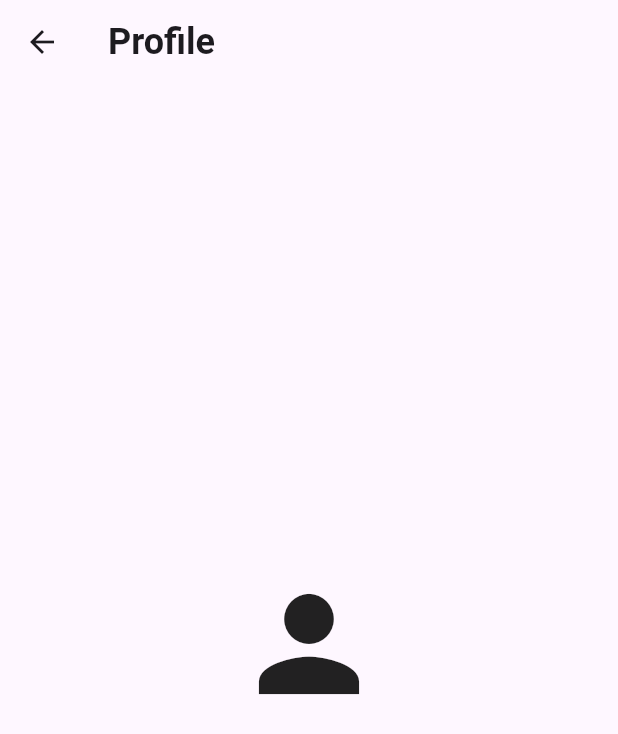
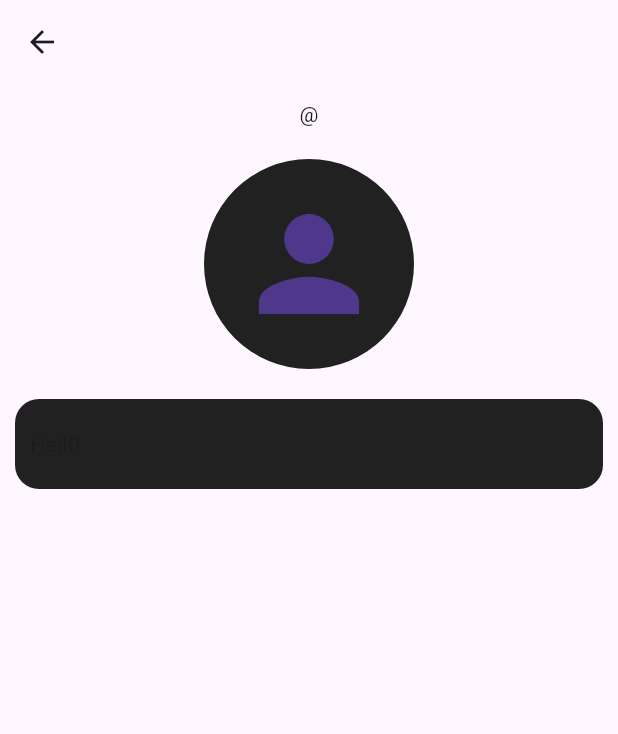
Before and after one commit to azizbek123411/project_x, a Flutter app: the ProfilePage screen opened directly, on a phone screen of 412 x 824 dp. Shown: the top 734 px of the screen. Run offline on Flutter 3.47's test engine with Material 3 defaults, Android fonts, the phone set to English and light mode, and no system bars; our stand-ins replace cloud_firestore, firebase_auth, firebase_core; accounts and stored records are empty.

```diff
--- a/lib/main.dart
+++ b/lib/main.dart
@@ -2,12 +2,17 @@ import 'package:firebase_core/firebase_core.dart';
 import 'package:flutter/material.dart';
 import 'package:project_x/firebase_options.dart';
 import 'package:project_x/service/auth/auth_gate.dart';
+import 'package:project_x/service/database/database_provider.dart';
+import 'package:provider/provider.dart';
 
-
-void main() async{
+void main() async {
   WidgetsFlutterBinding.ensureInitialized();
   await Firebase.initializeApp(options: DefaultFirebaseOptions.currentPlatform);
-  runApp(const MyApp());
+  runApp(MultiProvider(providers: [
+    ChangeNotifierProvider(
+      create: (context) => DatabaseProvider(),
+    ),
+  ], child: const MyApp()));
 }
 
 class MyApp extends StatelessWidget {
@@ -18,7 +23,7 @@ class MyApp extends StatelessWidget {
     return MaterialApp(
       debugShowCheckedModeBanner: false,
       title: 'Flutter Demo',
-     darkTheme: ThemeData.dark(),
+      darkTheme: ThemeData.dark(),
       home: AuthGate(),
     );
   }
--- a/lib/pages/navbar_pages/profile_page.dart
+++ b/lib/pages/navbar_pages/profile_page.dart
@@ -1,36 +1,72 @@
-
-
+import 'package:flutter/gestures.dart';
 import 'package:flutter/material.dart';
+import 'package:project_x/models/user.dart';
 import 'package:project_x/service/auth/auth_service.dart';
+import 'package:project_x/service/database/database_provider.dart';
+import 'package:project_x/widgets/my_bio_box.dart';
+import 'package:provider/provider.dart';
 
 class ProfilePage extends StatefulWidget {
   final String uid;
-  const ProfilePage({super.key,required this.uid});
+  const ProfilePage({super.key, required this.uid});
 
   @override
   State<ProfilePage> createState() => _ProfilePageState();
 }
 
 class _ProfilePageState extends State<ProfilePage> {
-  final _auth=AuthService();
-  void logout()async{
+  late final databaseProvider =
+      Provider.of<DatabaseProvider>(context, listen: false);
+  UserProfile? user;
+  String currentUserid = AuthService().getCurrentUid();
+  bool isLoading = true;
+
+  @override
+  void initState() {
+    super.initState();
+    loadUsers();
+  }
+
+  Future<void> loadUsers() async {
+    user = await databaseProvider.userProfile(currentUserid);
+    setState(() {
+      isLoading = false;
+    });
+  }
+
+  final _auth = AuthService();
+  void logout() async {
     await _auth.logOut();
   }
+
   @override
   Widget build(BuildContext context) {
     return Scaffold(
         appBar: AppBar(
-          title: const Text('Profile',style: TextStyle(fontSize: 24,fontWeight: FontWeight.bold),),
+          title: Text(
+            isLoading ? '...' : user!.name,
+            style: TextStyle(fontSize: 24, fontWeight: FontWeight.bold),
+          ),
         ),
-        body:Center(
-          child:Column(
-            mainAxisAlignment: MainAxisAlignment.center,
+        body: Padding(
+          padding: const EdgeInsets.all(10),
+          child: ListView(
             children: [
-              Icon(Icons.person,size: 100,),
-              Text(widget.uid,)
+              Center(
+                child: Text(isLoading ? '...' : "@${user!.username}"),
+              ),
+              SizedBox(height:20),
+              Center(
+                child: CircleAvatar(
+                  backgroundColor: Colors.grey.shade900,
+                  radius: 70,
+                  child: Icon(Icons.person, size: 100),
+                ),
+              ),
+              SizedBox(height: 20),
+              MyBioBox(text:'Hell0' )
             ],
-          )
-        )
-    );
+          ),
+        ));
   }
 }
--- a/lib/service/database/database_provider.dart
+++ b/lib/service/database/database_provider.dart
@@ -0,0 +1,13 @@
+import 'package:flutter/material.dart';
+import 'package:project_x/models/user.dart';
+import 'package:project_x/service/auth/auth_service.dart';
+import 'package:project_x/service/database/database_service.dart';
+
+class DatabaseProvider extends ChangeNotifier{
+
+    final _auth=AuthService();
+    final _db=DatabaseService();
+
+
+    Future<UserProfile?> userProfile(String uid)=> _db.getUserFromFirebase(uid);
+}
--- /dev/null
+++ b/lib/widgets/my_bio_box.dart
@@ -0,0 +1,18 @@
+import 'package:flutter/material.dart';
+
+class MyBioBox extends StatelessWidget {
+  final String text;
+  const MyBioBox({super.key, required this.text});
+
+  @override
+  Widget build(BuildContext context) {
+    return Container(
+      padding: EdgeInsets.symmetric(horizontal: 10, vertical: 20),
+      decoration: BoxDecoration(
+        color: Colors.grey.shade900,
+        borderRadius: BorderRadius.circular(16),
+      ),
+      child: Text(text),
+    );
+  }
+}
```
Also changed, not shown: 1 other file.
